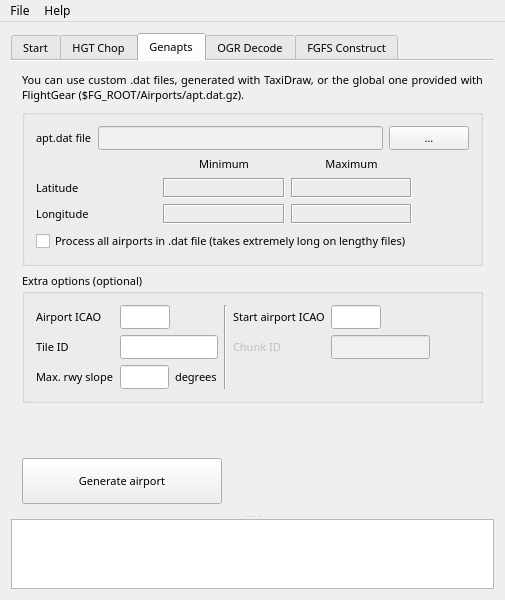
The window that mainwindow.ui (jasin/TerraGearGUI-QT5) describes before a commit, drawn with Qt 5.
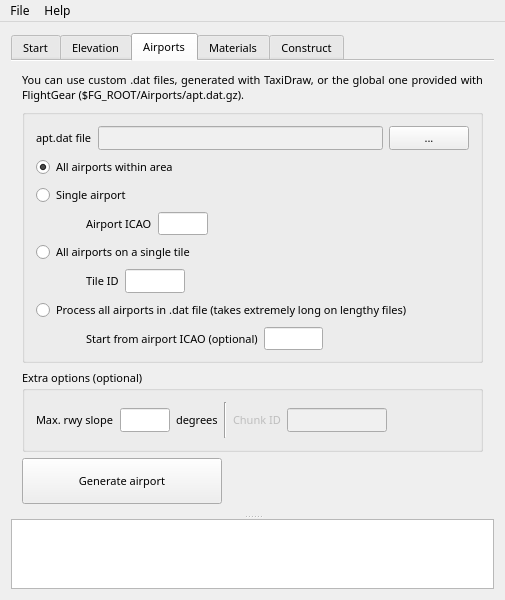
The same window after the commit. The open tabs and pages were chosen to show the change.

Commit message: Put genapts options in radio checkboxes. Rename tabs to be more descriptive (for new users).

Patch:
```diff
--- a/mainwindow.ui
+++ b/mainwindow.ui
@@ -1095,7 +1095,7 @@
          <bool>true</bool>
         </property>
         <attribute name="title">
-         <string>HGT Chop</string>
+         <string>Elevation</string>
         </attribute>
         <layout class="QVBoxLayout" name="verticalLayout_6">
          <item>
@@ -1400,7 +1400,7 @@
          <bool>true</bool>
         </property>
         <attribute name="title">
-         <string>Genapts</string>
+         <string>Airports</string>
         </attribute>
         <layout class="QVBoxLayout" name="verticalLayout_7">
          <item>
@@ -1418,6 +1418,12 @@
          </item>
          <item>
           <widget class="QGroupBox" name="groupBox_10">
+           <property name="sizePolicy">
+            <sizepolicy hsizetype="Expanding" vsizetype="Preferred">
+             <horstretch>0</horstretch>
+             <verstretch>0</verstretch>
+            </sizepolicy>
+           </property>
            <property name="title">
             <string/>
            </property>
@@ -1450,231 +1456,207 @@
               </item>
              </layout>
             </item>
-            <item row="1" column="1">
-             <widget class="QLabel" name="label_60">
-              <property name="font">
-               <font>
-                <family>Lucida Sans</family>
-                <pointsize>8</pointsize>
-               </font>
-              </property>
-              <property name="text">
-               <string>Minimum</string>
-              </property>
-              <property name="alignment">
-               <set>Qt::AlignCenter</set>
-              </property>
-             </widget>
-            </item>
-            <item row="1" column="2">
-             <widget class="QLabel" name="label_64">
-              <property name="font">
-               <font>
-                <family>Lucida Sans</family>
-                <pointsize>8</pointsize>
-               </font>
-              </property>
-              <property name="text">
-               <string>Maximum</string>
-              </property>
-              <property name="alignment">
-               <set>Qt::AlignCenter</set>
-              </property>
-             </widget>
-            </item>
-            <item row="2" column="0">
-             <widget class="QLabel" name="label_62">
-              <property name="font">
-               <font>
-                <family>Lucida Sans</family>
-                <pointsize>8</pointsize>
-               </font>
-              </property>
-              <property name="text">
-               <string>Latitude</string>
-              </property>
-              <property name="alignment">
-               <set>Qt::AlignLeading|Qt::AlignLeft|Qt::AlignVCenter</set>
-              </property>
-             </widget>
-            </item>
-            <item row="2" column="1">
-             <widget class="QLabel" name="label_63">
-              <property name="enabled">
-               <bool>true</bool>
-              </property>
-              <property name="minimumSize">
-               <size>
-                <width>0</width>
-                <height>20</height>
-               </size>
-              </property>
-              <property name="font">
-               <font>
-                <weight>50</weight>
-                <bold>false</bold>
-               </font>
-              </property>
-              <property name="frameShape">
-               <enum>QFrame::Box</enum>
-              </property>
-              <property name="frameShadow">
-               <enum>QFrame::Sunken</enum>
-              </property>
-              <property name="text">
-               <string/>
-              </property>
-              <property name="alignment">
-               <set>Qt::AlignCenter</set>
-              </property>
-             </widget>
-            </item>
-            <item row="2" column="2">
-             <widget class="QLabel" name="label_65">
-              <property name="enabled">
-               <bool>true</bool>
-              </property>
+            <item row="9" column="0" colspan="4">
+             <widget class="QRadioButton" name="radioButton">
               <property name="sizePolicy">
-               <sizepolicy hsizetype="Preferred" vsizetype="Fixed">
+               <sizepolicy hsizetype="Expanding" vsizetype="Fixed">
                 <horstretch>0</horstretch>
                 <verstretch>0</verstretch>
                </sizepolicy>
               </property>
-              <property name="minimumSize">
-               <size>
-                <width>0</width>
-                <height>20</height>
-               </size>
-              </property>
-              <property name="font">
-               <font>
-                <weight>50</weight>
-                <bold>false</bold>
-               </font>
-              </property>
-              <property name="frameShape">
-               <enum>QFrame::Box</enum>
-              </property>
-              <property name="frameShadow">
-               <enum>QFrame::Sunken</enum>
-              </property>
-              <property name="text">
-               <string/>
-              </property>
-              <property name="alignment">
-               <set>Qt::AlignCenter</set>
-              </property>
-             </widget>
-            </item>
-            <item row="3" column="0">
-             <widget class="QLabel" name="label_66">
-              <property name="font">
-               <font>
-                <family>Lucida Sans</family>
-                <pointsize>8</pointsize>
-               </font>
-              </property>
-              <property name="text">
-               <string>Longitude</string>
-              </property>
-              <property name="alignment">
-               <set>Qt::AlignLeading|Qt::AlignLeft|Qt::AlignVCenter</set>
-              </property>
-             </widget>
-            </item>
-            <item row="3" column="1">
-             <widget class="QLabel" name="label_59">
-              <property name="enabled">
-               <bool>true</bool>
-              </property>
-              <property name="sizePolicy">
-               <sizepolicy hsizetype="Preferred" vsizetype="Fixed">
-                <horstretch>0</horstretch>
-                <verstretch>0</verstretch>
-               </sizepolicy>
-              </property>
-              <property name="minimumSize">
-               <size>
-                <width>0</width>
-                <height>20</height>
-               </size>
-              </property>
-              <property name="font">
-               <font>
-                <weight>50</weight>
-                <bold>false</bold>
-               </font>
-              </property>
-              <property name="frameShape">
-               <enum>QFrame::Box</enum>
-              </property>
-              <property name="frameShadow">
-               <enum>QFrame::Sunken</enum>
-              </property>
-              <property name="text">
-               <string/>
-              </property>
-              <property name="alignment">
-               <set>Qt::AlignCenter</set>
-              </property>
-             </widget>
-            </item>
-            <item row="3" column="2">
-             <widget class="QLabel" name="label_61">
-              <property name="enabled">
-               <bool>true</bool>
-              </property>
-              <property name="sizePolicy">
-               <sizepolicy hsizetype="Preferred" vsizetype="Fixed">
-                <horstretch>0</horstretch>
-                <verstretch>0</verstretch>
-               </sizepolicy>
-              </property>
-              <property name="minimumSize">
-               <size>
-                <width>0</width>
-                <height>20</height>
-               </size>
-              </property>
-              <property name="font">
-               <font>
-                <weight>50</weight>
-                <bold>false</bold>
-               </font>
-              </property>
-              <property name="frameShape">
-               <enum>QFrame::Box</enum>
-              </property>
-              <property name="frameShadow">
-               <enum>QFrame::Sunken</enum>
-              </property>
-              <property name="text">
-               <string/>
-              </property>
-              <property name="alignment">
-               <set>Qt::AlignCenter</set>
-              </property>
-             </widget>
-            </item>
-            <item row="4" column="0" colspan="3">
-             <widget class="QCheckBox" name="checkBox_minmax">
               <property name="text">
                <string>Process all airports in .dat file (takes extremely long on lengthy files)</string>
               </property>
              </widget>
             </item>
-            <item row="3" column="3">
-             <spacer name="horizontalSpacer_8">
-              <property name="orientation">
-               <enum>Qt::Horizontal</enum>
+            <item row="2" column="0">
+             <widget class="QRadioButton" name="radioButton_3">
+              <property name="sizePolicy">
+               <sizepolicy hsizetype="Expanding" vsizetype="Fixed">
+                <horstretch>0</horstretch>
+                <verstretch>0</verstretch>
+               </sizepolicy>
               </property>
-              <property name="sizeHint" stdset="0">
-               <size>
-                <width>40</width>
-                <height>20</height>
-               </size>
+              <property name="text">
+               <string>All airports within area</string>
               </property>
-             </spacer>
+              <property name="checked">
+               <bool>true</bool>
+              </property>
+              <attribute name="buttonGroup">
+               <string>buttonGroup_2</string>
+              </attribute>
+             </widget>
+            </item>
+            <item row="5" column="0" colspan="2">
+             <layout class="QHBoxLayout" name="horizontalLayout_2" stretch="0,0,0">
+              <property name="spacing">
+               <number>6</number>
+              </property>
+              <property name="sizeConstraint">
+               <enum>QLayout::SetNoConstraint</enum>
+              </property>
+              <property name="leftMargin">
+               <number>50</number>
+              </property>
+              <item>
+               <widget class="QLabel" name="label_3">
+                <property name="text">
+                 <string>Airport ICAO</string>
+                </property>
+                <property name="alignment">
+                 <set>Qt::AlignLeading|Qt::AlignLeft|Qt::AlignVCenter</set>
+                </property>
+               </widget>
+              </item>
+              <item>
+               <widget class="QLineEdit" name="lineEdit_18">
+                <property name="maximumSize">
+                 <size>
+                  <width>50</width>
+                  <height>16777215</height>
+                 </size>
+                </property>
+                <property name="text">
+                 <string/>
+                </property>
+               </widget>
+              </item>
+              <item>
+               <spacer name="horizontalSpacer_8">
+                <property name="orientation">
+                 <enum>Qt::Horizontal</enum>
+                </property>
+                <property name="sizeHint" stdset="0">
+                 <size>
+                  <width>40</width>
+                  <height>0</height>
+                 </size>
+                </property>
+               </spacer>
+              </item>
+             </layout>
+            </item>
+            <item row="11" column="0" colspan="3">
+             <layout class="QHBoxLayout" name="horizontalLayout_12">
+              <property name="sizeConstraint">
+               <enum>QLayout::SetNoConstraint</enum>
+              </property>
+              <property name="leftMargin">
+               <number>50</number>
+              </property>
+              <item>
+               <widget class="QLabel" name="label_4">
+                <property name="enabled">
+                 <bool>true</bool>
+                </property>
+                <property name="text">
+                 <string>Start from airport ICAO (optional)</string>
+                </property>
+               </widget>
+              </item>
+              <item>
+               <widget class="QLineEdit" name="lineEdit_19">
+                <property name="enabled">
+                 <bool>true</bool>
+                </property>
+                <property name="maximumSize">
+                 <size>
+                  <width>59</width>
+                  <height>16777215</height>
+                 </size>
+                </property>
+                <property name="text">
+                 <string/>
+                </property>
+               </widget>
+              </item>
+              <item>
+               <spacer name="horizontalSpacer_11">
+                <property name="orientation">
+                 <enum>Qt::Horizontal</enum>
+                </property>
+                <property name="sizeHint" stdset="0">
+                 <size>
+                  <width>40</width>
+                  <height>0</height>
+                 </size>
+                </property>
+               </spacer>
+              </item>
+             </layout>
+            </item>
+            <item row="3" column="0">
+             <widget class="QRadioButton" name="radioButton_2">
+              <property name="sizePolicy">
+               <sizepolicy hsizetype="Fixed" vsizetype="Fixed">
+                <horstretch>0</horstretch>
+                <verstretch>0</verstretch>
+               </sizepolicy>
+              </property>
+              <property name="text">
+               <string>Single airport</string>
+              </property>
+              <attribute name="buttonGroup">
+               <string>buttonGroup_2</string>
+              </attribute>
+             </widget>
+            </item>
+            <item row="6" column="0">
+             <widget class="QRadioButton" name="radioButton_4">
+              <property name="text">
+               <string>All airports on a single tile</string>
+              </property>
+              <attribute name="buttonGroup">
+               <string>buttonGroup_2</string>
+              </attribute>
+             </widget>
+            </item>
+            <item row="8" column="0">
+             <layout class="QHBoxLayout" name="horizontalLayout_14">
+              <property name="leftMargin">
+               <number>50</number>
+              </property>
+              <item>
+               <widget class="QLabel" name="label_20">
+                <property name="enabled">
+                 <bool>true</bool>
+                </property>
+                <property name="text">
+                 <string>Tile ID</string>
+                </property>
+                <property name="alignment">
+                 <set>Qt::AlignLeading|Qt::AlignLeft|Qt::AlignVCenter</set>
+                </property>
+               </widget>
+              </item>
+              <item>
+               <widget class="QLineEdit" name="lineEdit_13">
+                <property name="enabled">
+                 <bool>true</bool>
+                </property>
+                <property name="maximumSize">
+                 <size>
+                  <width>60</width>
+                  <height>16777215</height>
+                 </size>
+                </property>
+               </widget>
+              </item>
+              <item>
+               <spacer name="horizontalSpacer_12">
+                <property name="orientation">
+                 <enum>Qt::Horizontal</enum>
+                </property>
+                <property name="sizeHint" stdset="0">
+                 <size>
+                  <width>40</width>
+                  <height>0</height>
+                 </size>
+                </property>
+               </spacer>
+              </item>
+             </layout>
             </item>
            </layout>
           </widget>
@@ -1685,76 +1667,14 @@
             <string>Extra options (optional)</string>
            </property>
            <layout class="QGridLayout" name="gridLayout_9">
-            <item row="0" column="0">
-             <widget class="QLabel" name="label_3">
-              <property name="text">
-               <string>Airport ICAO</string>
-              </property>
-              <property name="alignment">
-               <set>Qt::AlignLeading|Qt::AlignLeft|Qt::AlignVCenter</set>
-              </property>
-             </widget>
-            </item>
-            <item row="0" column="3" rowspan="3">
+            <item row="0" column="5" rowspan="3">
              <widget class="Line" name="line_3">
               <property name="orientation">
                <enum>Qt::Vertical</enum>
               </property>
              </widget>
             </item>
-            <item row="0" column="4">
-             <widget class="QLabel" name="label_4">
-              <property name="enabled">
-               <bool>true</bool>
-              </property>
-              <property name="text">
-               <string>Start airport ICAO</string>
-              </property>
-             </widget>
-            </item>
-            <item row="0" column="5">
-             <widget class="QLineEdit" name="lineEdit_19">
-              <property name="enabled">
-               <bool>true</bool>
-              </property>
-              <property name="maximumSize">
-               <size>
-                <width>50</width>
-                <height>16777215</height>
-               </size>
-              </property>
-              <property name="text">
-               <string/>
-              </property>
-             </widget>
-            </item>
-            <item row="1" column="0">
-             <widget class="QLabel" name="label_20">
-              <property name="enabled">
-               <bool>true</bool>
-              </property>
-              <property name="text">
-               <string>Tile ID</string>
-              </property>
-              <property name="alignment">
-               <set>Qt::AlignLeading|Qt::AlignLeft|Qt::AlignVCenter</set>
-              </property>
-             </widget>
-            </item>
-            <item row="1" column="1" colspan="2">
-             <widget class="QLineEdit" name="lineEdit_13">
-              <property name="enabled">
-               <bool>true</bool>
-              </property>
-              <property name="maximumSize">
-               <size>
-                <width>100</width>
-                <height>16777215</height>
-               </size>
-              </property>
-             </widget>
-            </item>
-            <item row="1" column="4">
+            <item row="1" column="6">
              <widget class="QLabel" name="label_25">
               <property name="enabled">
                <bool>false</bool>
@@ -1767,7 +1687,7 @@
               </property>
              </widget>
             </item>
-            <item row="1" column="5">
+            <item row="1" column="7">
              <widget class="QLineEdit" name="lineEdit_17">
               <property name="enabled">
                <bool>false</bool>
@@ -1780,7 +1700,20 @@
               </property>
              </widget>
             </item>
-            <item row="2" column="0">
+            <item row="1" column="8">
+             <spacer name="horizontalSpacer_6">
+              <property name="orientation">
+               <enum>Qt::Horizontal</enum>
+              </property>
+              <property name="sizeHint" stdset="0">
+               <size>
+                <width>40</width>
+                <height>20</height>
+               </size>
+              </property>
+             </spacer>
+            </item>
+            <item row="1" column="0">
              <widget class="QLabel" name="label_26">
               <property name="enabled">
                <bool>true</bool>
@@ -1793,23 +1726,7 @@
               </property>
              </widget>
             </item>
-            <item row="2" column="1">
-             <widget class="QLineEdit" name="lineEdit_21">
-              <property name="enabled">
-               <bool>true</bool>
-              </property>
-              <property name="maximumSize">
-               <size>
-                <width>50</width>
-                <height>16777215</height>
-               </size>
-              </property>
-              <property name="text">
-               <string/>
-              </property>
-             </widget>
-            </item>
-            <item row="2" column="2">
+            <item row="1" column="2">
              <widget class="QLabel" name="label_28">
               <property name="enabled">
                <bool>true</bool>
@@ -1822,8 +1739,11 @@
               </property>
              </widget>
             </item>
-            <item row="0" column="1" colspan="2">
-             <widget class="QLineEdit" name="lineEdit_18">
+            <item row="1" column="1">
+             <widget class="QLineEdit" name="lineEdit_21">
+              <property name="enabled">
+               <bool>true</bool>
+              </property>
               <property name="maximumSize">
                <size>
                 <width>50</width>
@@ -1835,19 +1755,6 @@
               </property>
              </widget>
             </item>
-            <item row="1" column="6">
-             <spacer name="horizontalSpacer_6">
-              <property name="orientation">
-               <enum>Qt::Horizontal</enum>
-              </property>
-              <property name="sizeHint" stdset="0">
-               <size>
-                <width>40</width>
-                <height>20</height>
-               </size>
-              </property>
-             </spacer>
-            </item>
            </layout>
           </widget>
          </item>
@@ -1902,7 +1809,7 @@
          <bool>true</bool>
         </property>
         <attribute name="title">
-         <string>OGR Decode</string>
+         <string>Materials</string>
         </attribute>
         <layout class="QVBoxLayout" name="verticalLayout_8">
          <item>
@@ -2518,7 +2425,7 @@
          <bool>true</bool>
         </property>
         <attribute name="title">
-         <string>FGFS Construct</string>
+         <string>Construct</string>
         </attribute>
         <layout class="QVBoxLayout" name="verticalLayout_11">
          <item>
```
Left out of the diff: 18 changed lines with no effect on the pictures. The commit also changes 2 other files.
